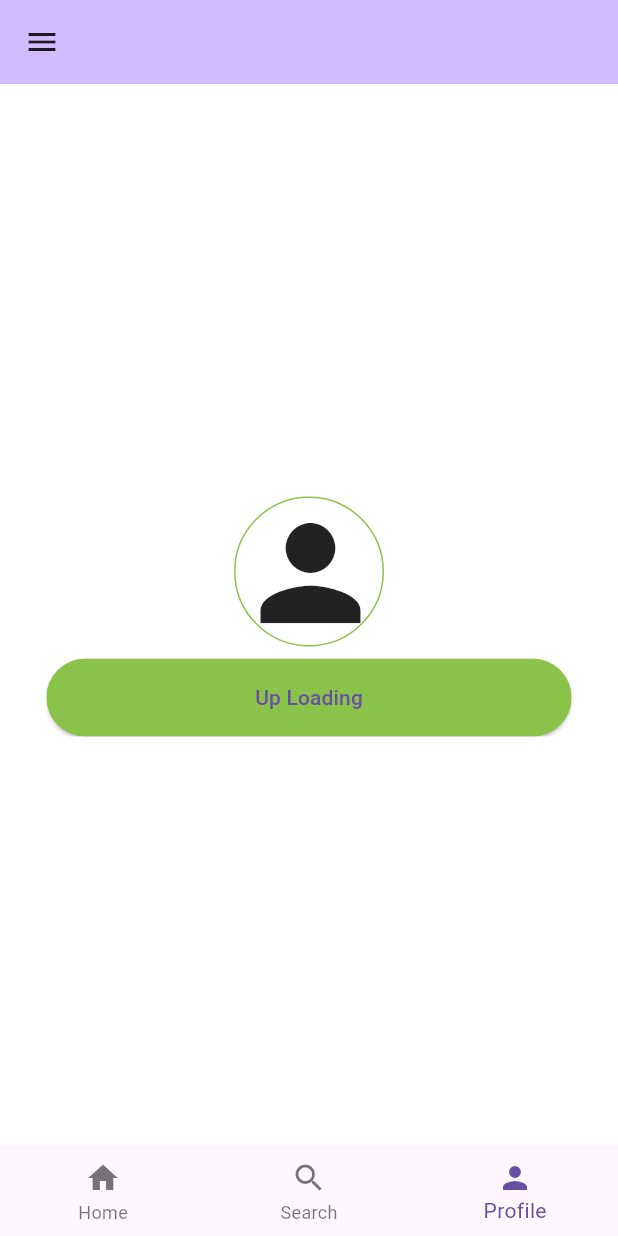
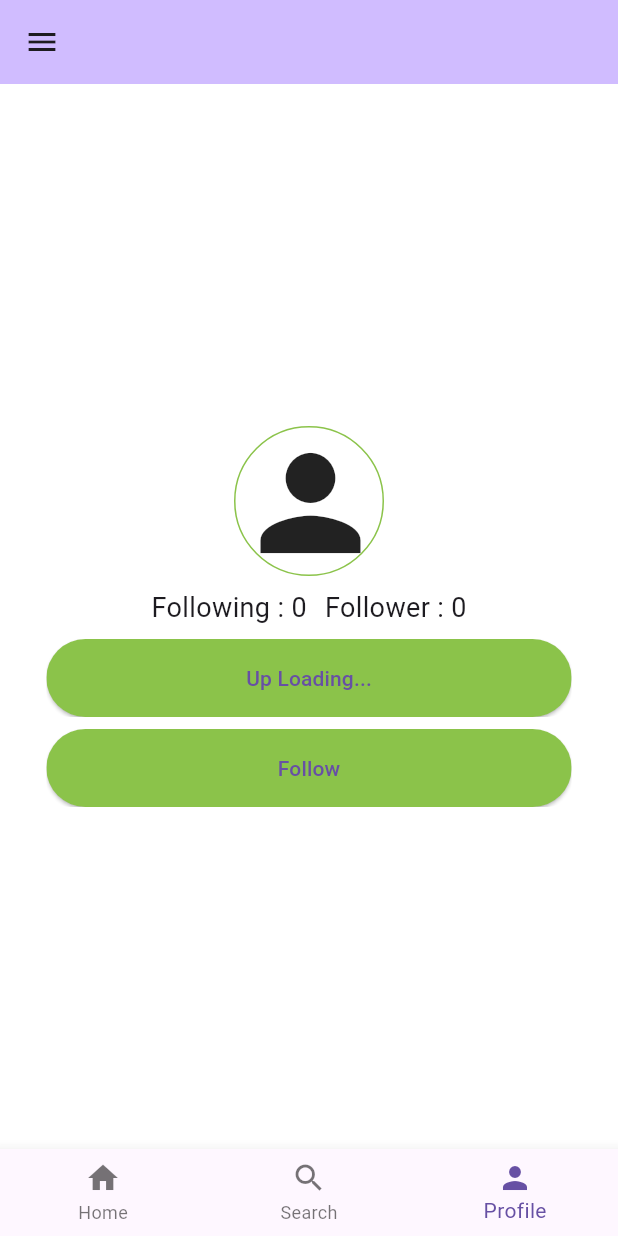
Before and after one commit to Junichi-Machii/flutter_sns_02, a Flutter app: the MyHomePage screen opened directly with empty values, swiped to page 3, on a phone screen of 412 x 824 dp. Run offline on Flutter 3.47's test engine with Material 3 defaults, Android fonts, the phone set to English and light mode, and no system bars; our stand-ins replace cloud_firestore, firebase_auth, firebase_core, firebase_storage, flutter_riverpod, freezed_annotation and 3 more; accounts and stored records are empty.

Commit message:
add frontEnd follw:unFollow  button

```diff
--- a/lib/constants/strings.dart
+++ b/lib/constants/strings.dart
@@ -12,6 +12,7 @@ const String drawerThemeText = 'Theme';
 const String sigInText = 'Sign In';
 const String loginText = 'Log In';
 const String logOut = 'Log Out';
+const String upLoadText = 'Up Loading...';
 
 //showSnackBar text
 const String showSnackBarAddUserText = 'User Created';
--- a/lib/domain/firestore_user/firestore_user.dart
+++ b/lib/domain/firestore_user/firestore_user.dart
@@ -9,6 +9,8 @@ abstract class FirestoreUser with _$FirestoreUser {
   const factory FirestoreUser({
     required dynamic createdAt,
     required String email,
+    required int followerCount,
+    required int followingCount,
     required dynamic updatedAt,
     required String userName,
     required String userImageURL,
--- a/lib/models/main/profile_model.dart
+++ b/lib/models/main/profile_model.dart
@@ -9,6 +9,8 @@ import 'package:flutter_sns_u_02/constants/others.dart';
 //packages
 import 'package:flutter_riverpod/flutter_riverpod.dart';
 import 'package:flutter_sns_u_02/constants/strings.dart';
+import 'package:flutter_sns_u_02/domain/firestore_user/firestore_user.dart';
+import 'package:flutter_sns_u_02/models/main_model.dart';
 import 'package:image_cropper/image_cropper.dart';
 import 'package:image_picker/image_picker.dart';
 
@@ -50,4 +52,18 @@ class ProfileModel extends ChangeNotifier {
     });
     notifyListeners();
   }
+
+  void follow(
+      {required MainModel mainModel,
+      required FirestoreUser passiveFirestoreUser}) {
+    mainModel.followingUids.add(passiveFirestoreUser.uid);
+    notifyListeners();
+  }
+
+  void unfollow(
+      {required MainModel mainModel,
+      required FirestoreUser passiveFirestoreUser}) {
+    mainModel.followingUids.remove(passiveFirestoreUser.uid);
+    notifyListeners();
+  }
 }
--- a/lib/models/main_model.dart
+++ b/lib/models/main_model.dart
@@ -23,6 +23,9 @@ class MainModel extends ChangeNotifier {
   late DocumentSnapshot<Map<String, dynamic>> currentUserDoc;
 
   late FirestoreUser firestoreUser;
+
+  //tokens
+  List<String> followingUids = [];
 
   // MainModelが起動した時の処理
   MainModel() {
--- a/lib/models/signup_model.dart
+++ b/lib/models/signup_model.dart
@@ -33,9 +33,11 @@ class SignUpModel extends ChangeNotifier {
     final FirestoreUser firestoreUser = FirestoreUser(
       createdAt: now,
       email: email,
+      followerCount: 0,
+      followingCount: 0,
       updatedAt: now,
       uid: uid,
-      userImageURL: 'userImageURL',
+      userImageURL: '',
       userName: 'new user',
     );
     final Map<String, dynamic> userData = firestoreUser.toJson();
--- a/lib/views/main/profile_screen.dart
+++ b/lib/views/main/profile_screen.dart
@@ -3,6 +3,7 @@ import 'package:flutter_riverpod/flutter_riverpod.dart';
 import 'package:flutter_sns_u_02/constants/strings.dart';
 import 'package:flutter_sns_u_02/details/rounded_button.dart';
 import 'package:flutter_sns_u_02/details/user_image.dart';
+import 'package:flutter_sns_u_02/domain/firestore_user/firestore_user.dart';
 import 'package:flutter_sns_u_02/models/main/profile_model.dart';
 
 import 'package:flutter_sns_u_02/models/main_model.dart';
@@ -15,16 +16,20 @@ class ProfileScreen extends ConsumerWidget {
   @override
   Widget build(BuildContext context, WidgetRef ref) {
     final ProfileModel profileModel = ref.watch(profileProvider);
+    final FirestoreUser firestoreUser = mainModel.firestoreUser;
+    final int followerCount = firestoreUser.followerCount;
+    final int plusOnefollowerCount = firestoreUser.followerCount + 1;
+    final bool isFollowing =
+        mainModel.followingUids.contains(firestoreUser.uid);
+
     return Column(
       mainAxisAlignment: MainAxisAlignment.center,
       children: [
         profileModel.croppedFile == null
-            ? Container(
-                // alignment: Alignment.center,
-                child: UserImage(
+            ? UserImage(
                 length: 100.0,
-                userImageURL: mainModel.firestoreUser.userImageURL,
-              ))
+                userImageURL: firestoreUser.userImageURL,
+              )
             : ClipRRect(
                 borderRadius: BorderRadius.circular(160),
                 child: Image.file(
@@ -32,16 +37,53 @@ class ProfileScreen extends ConsumerWidget {
                   fit: BoxFit.fill,
                 ),
               ),
-        SizedBox(
+        const SizedBox(
+          height: 8,
+        ),
+        Row(
+          mainAxisAlignment: MainAxisAlignment.center,
+          children: [
+            Text(
+              "Following : " + firestoreUser.followingCount.toString(),
+              style: TextStyle(fontSize: 18),
+            ),
+            const SizedBox(width: 12),
+            Text(
+              mainModel.followingUids.contains(firestoreUser.uid)
+                  ? "Follower : " + plusOnefollowerCount.toString()
+                  : "Follower : " + followerCount.toString(),
+              style: TextStyle(fontSize: 18),
+            ),
+          ],
+        ),
+        const SizedBox(
           height: 8,
         ),
         RoundedButton(
           onPressed: () async => await profileModel.uploadUserImage(
               currentUserDoc: mainModel.currentUserDoc),
           color: Colors.lightGreen,
-          text: 'Up Loading',
+          text: upLoadText,
           widthRate: 0.85,
-        )
+        ),
+        const SizedBox(
+          height: 8,
+        ),
+        isFollowing
+            ? RoundedButton(
+                onPressed: () => profileModel.unfollow(
+                    mainModel: mainModel, passiveFirestoreUser: firestoreUser),
+                color: Theme.of(context).colorScheme.errorContainer,
+                text: "Un Follow",
+                widthRate: 0.85,
+              )
+            : RoundedButton(
+                onPressed: () => profileModel.follow(
+                    mainModel: mainModel, passiveFirestoreUser: firestoreUser),
+                color: Colors.lightGreen,
+                text: "Follow",
+                widthRate: 0.85,
+              ),
       ],
     );
   }
```
Also changed, not shown: lib/domain/firestore_user/firestore_user.freezed.dart, lib/domain/firestore_user/firestore_user.g.dart.
